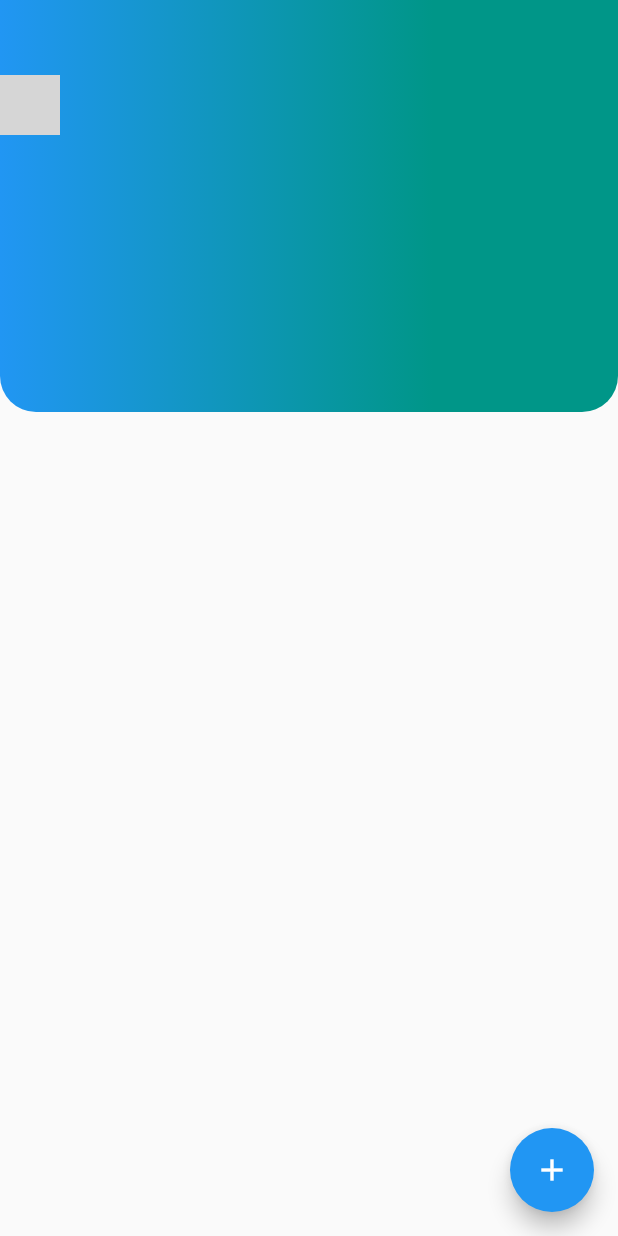
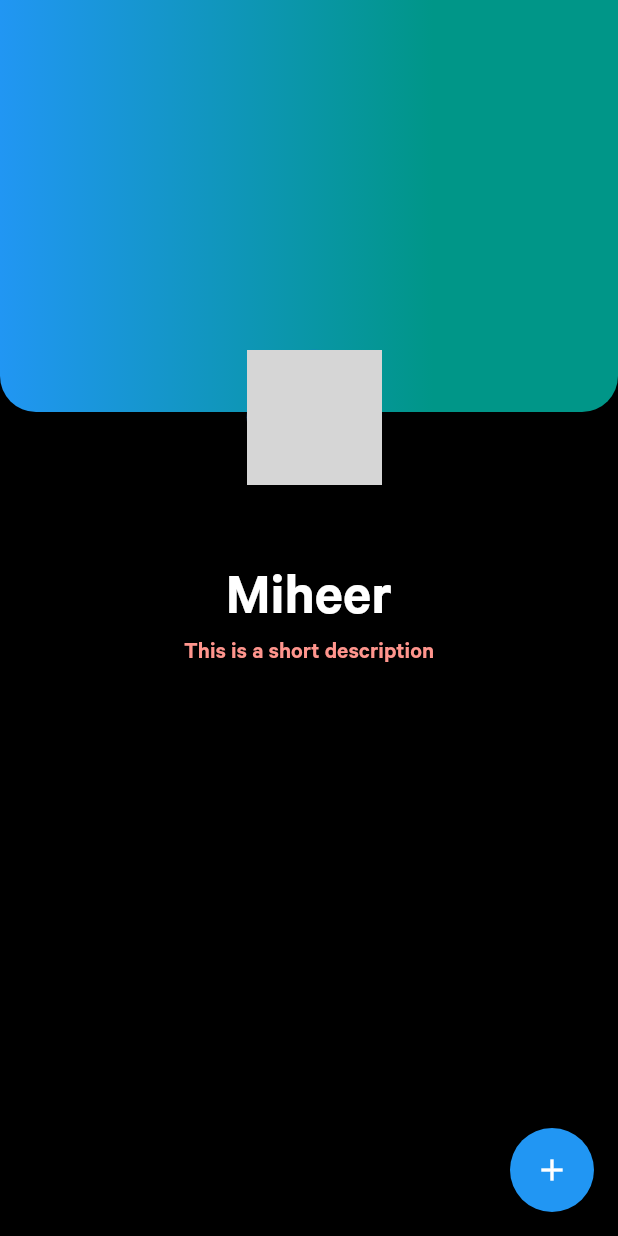
Before and after one commit to RoverPy/RoverPyApp, a Flutter app: the Specific screen opened directly with sample values from the repository, on a phone screen of 412 x 824 dp. Run offline on Flutter 3.47's test engine with Material 2 defaults, Android fonts, the phone set to English and light mode, and no system bars; our stand-ins replace firebase_auth, flare_flutter, flutter_bluetooth_serial, image_picker, shared_preferences; missing offline and left inert: firebase_ml_custom, tflite; accounts and stored records are empty; network calls fail; grey boxes are pictures that could not be loaded.

```diff
--- a/lib/pages/Specific.dart
+++ b/lib/pages/Specific.dart
@@ -3,7 +3,7 @@ import 'package:sign_in/models/developer_info.dart';
 
 class Specific extends StatefulWidget {
   final DevInfo info;
-  Specific({ this.info });
+  Specific({this.info});
   @override
   _SpecificState createState() => _SpecificState();
 }
@@ -12,25 +12,13 @@ class _SpecificState extends State<Specific> {
   @override
   Widget build(BuildContext context) {
     return Scaffold(
+      backgroundColor: Colors.black,
       body: Stack(
+        // alignment: Alignment.center,
         children: [
-          Row(
-            children: [
-              Text("Miheer Chonk",
-              style: TextStyle(
-                fontSize: 20.0,
-              ),
-              ),
-              Text(
-                "This is a short description",
-                style: TextStyle(
-                  fontSize: 16.0,
-                )
-              )
-            ],
-          ),
           Container(
-            height: 1/3 * MediaQuery.of(context).size.height,
+            width: MediaQuery.of(context).size.width,
+            height: 1 / 3 * MediaQuery.of(context).size.height,
             decoration: BoxDecoration(
               gradient: LinearGradient(
                 colors: [Colors.blue, Colors.teal],
@@ -43,16 +31,36 @@ class _SpecificState extends State<Specific> {
             ),
           ),
           Positioned(
-            top: 50.0,
-
+            top: 1 / 3 * MediaQuery.of(context).size.height - 41.5,
+            left: 1 / 2 * MediaQuery.of(context).size.width - 41.5,
             child: CircleAvatar(
               backgroundImage: NetworkImage(widget.info.imageLink),
+              radius: 45.0,
             ),
-          )
+          ),
+          Row(
+            mainAxisAlignment: MainAxisAlignment.center,
+            children: [
+              Column(mainAxisAlignment: MainAxisAlignment.center, children: [
+                Text(
+                  widget.info.name,
+                  style: TextStyle(
+                    fontSize: 40.0,
+                    color: Colors.white,
+                  ),
+                ),
+                Text("This is a short description",
+                    style: TextStyle(
+                      fontSize: 16.0,
+                      color: new Color(0xffff958d),
+                    )),
+              ]),
+            ],
+          ),
         ],
       ),
       floatingActionButton: FloatingActionButton(
-        onPressed: (){},
+        onPressed: () {},
         child: Icon(Icons.add),
       ),
     );
```
Also changed, not shown: 3 other files. Lines whose indentation alone changed are shown as unchanged.
